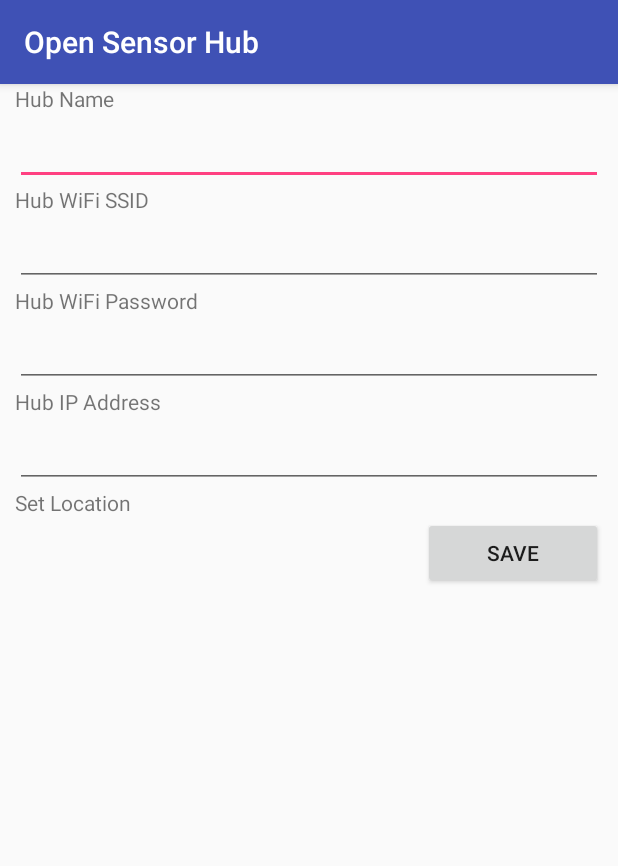
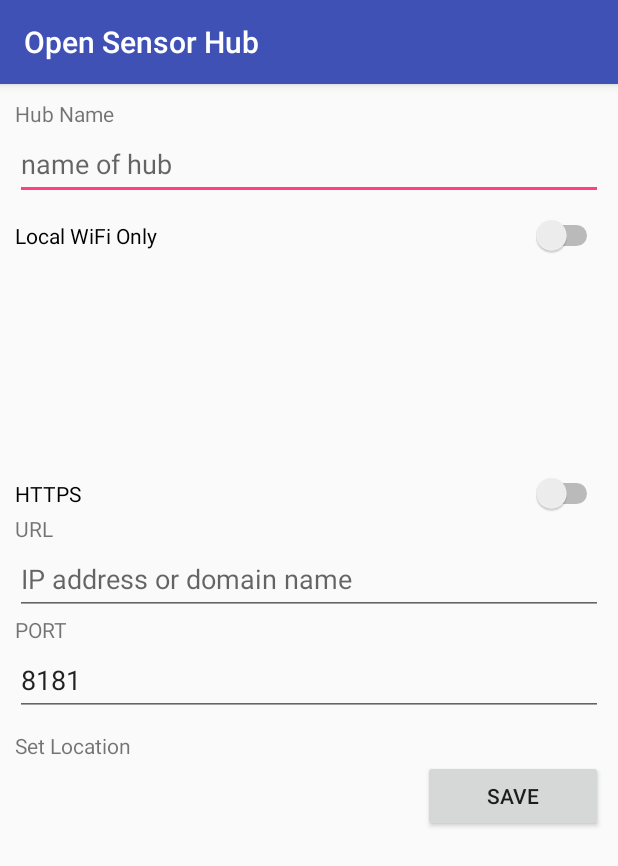
Before and after one commit to bytemaster-0xff/oshapp, an Android app: the HubActivity screen opened directly, with no data from a screen before it, on a phone screen of 412 x 824 dp. Shown: the top 866 px of the screen. Run offline under Robolectric (Android 15) with nearby library versions, the phone set to English and light mode, and no system bars.

```diff
--- a/app/src/main/AndroidManifest.xml
+++ b/app/src/main/AndroidManifest.xml
@@ -8,6 +8,7 @@
          Google Maps Android API v2, but you must specify either coarse or fine
          location permissions for the 'MyLocation' functionality.
     -->
+    <uses-permission android:name="android.permission.INTERNET"/>
     <uses-permission android:name="android.permission.ACCESS_FINE_LOCATION" />
     <uses-permission android:name="android.permission.ACCESS_WIFI_STATE" />
     <uses-permission android:name="android.permission.CHANGE_NETWORK_STATE" />
--- a/app/src/main/java/com/softwarelogistics/oshgeo/poc/activities/HubActivity.java
+++ b/app/src/main/java/com/softwarelogistics/oshgeo/poc/activities/HubActivity.java
@@ -1,41 +1,75 @@
 package com.softwarelogistics.oshgeo.poc.activities;
 
 import android.content.Intent;
-import android.location.Location;
 import android.support.v7.app.AppCompatActivity;
 import android.os.Bundle;
 import android.view.View;
 import android.widget.Button;
+import android.widget.CheckBox;
+import android.widget.CompoundButton;
 import android.widget.EditText;
+import android.widget.LinearLayout;
+import android.widget.Switch;
 import android.widget.TextView;
+import android.widget.Toast;
 
+import com.google.android.gms.maps.model.LatLng;
 import com.softwarelogistics.oshgeo.poc.R;
+import com.softwarelogistics.oshgeo.poc.adapters.GeoPackageContentsAdapter;
 import com.softwarelogistics.oshgeo.poc.models.GeoLocation;
 import com.softwarelogistics.oshgeo.poc.models.OpenSensorHub;
 import com.softwarelogistics.oshgeo.poc.repos.GeoDataContext;
 import com.softwarelogistics.oshgeo.poc.repos.GeoPackageDataContext;
 import com.softwarelogistics.oshgeo.poc.repos.OSHDataContext;
+import com.softwarelogistics.oshgeo.poc.utils.ValidationUtils;
+
+import java.sql.SQLException;
+import java.util.regex.Pattern;
 
 public class HubActivity extends AppCompatActivity {
+    Switch mSecure;
+    Switch mPrivateWiFi;
     EditText mHubName;
     EditText mHubSSID;
     EditText mHubPassword;
     EditText mIPAddress;
+    EditText mPort;
     Button mSaveHub;
     TextView mSetLocation;
     String mGeoPackageName;
+
+    LatLng mSensorLocation;
+    LinearLayout mWiFiSettings;
+
+    final static int SELECTLOCATION_REQUESTION_ID = 202;
 
     @Override
     protected void onCreate(Bundle savedInstanceState) {
         super.onCreate(savedInstanceState);
         setContentView(R.layout.activity_hub);
 
+        mSecure = findViewById(R.id.edit_hub_https);
+        mSecure.setTextOn("HTTPS");
+        mSecure.setTextOff("HTTP");
+
+        mWiFiSettings = findViewById(R.id.edit_hub_wifi_settings);
+        mWiFiSettings.setVisibility(View.INVISIBLE);
+
+        mPrivateWiFi = findViewById(R.id.edit_hub_private_wifi);
+        mPrivateWiFi.setOnCheckedChangeListener(new CompoundButton.OnCheckedChangeListener() {
+            @Override
+            public void onCheckedChanged(CompoundButton compoundButton, boolean b) {
+                mWiFiSettings.setVisibility(b ? View.VISIBLE : View.INVISIBLE);
+            }
+        });
         mHubName = findViewById(R.id.edit_hub_name);
         mHubSSID = findViewById(R.id.edit_hub_ssid);
         mHubPassword = findViewById(R.id.edit_hub_wifi_pwd);
         mIPAddress = findViewById(R.id.edit_hub_ip_addr);
+        mPort = findViewById(R.id.edit_hub_port);
+        mPort.setText ("8181");
+
         mSetLocation = findViewById(R.id.link_set_location);
-
         mSetLocation.setOnClickListener(new View.OnClickListener() {
             @Override
             public void onClick(View view) {
@@ -56,7 +90,7 @@ public class HubActivity extends AppCompatActivity {
 
     private void setLocation() {
         Intent pickLocationIntent = new Intent(this, LocationPicker.class);
-        startActivityForResult(pickLocationIntent, 102);
+        startActivityForResult(pickLocationIntent, SELECTLOCATION_REQUESTION_ID );
     }
 
     private void saveHub() {
@@ -66,16 +100,62 @@ public class HubActivity extends AppCompatActivity {
         OSHDataContext oshCtx = geoCtx.getOSHDataContext();
 
         OpenSensorHub hub = new OpenSensorHub();
-        hub.Location = new GeoLocation();
-        hub.Location.Latitude = 22.5;
-        hub.Location.Longitude = -87.4;
-        hub.IPAddress = mIPAddress.getText().toString();
+
+        if(mSensorLocation != null) {
+            hub.Location = new GeoLocation();
+            hub.Location.Latitude = mSensorLocation.latitude;
+            hub.Location.Longitude = mSensorLocation.longitude;
+        }
+        else {
+            mSetLocation.setError("Please select location of hub");
+            Toast.makeText(this,"Please select location of hub", Toast.LENGTH_SHORT).show();
+            return;
+        }
+
+        if(mHubName.getText().length() == 0){
+            mHubName.setError("Hub name is required");
+            Toast.makeText(this,"Invalid port number", Toast.LENGTH_SHORT).show();
+            return;
+        }
+
+        try {
+            hub.Port = Integer.parseInt(String.valueOf(mPort.getText()));
+        }
+        catch (NumberFormatException ex) {
+            mPort.setError("Port should be a valid port number.");
+            Toast.makeText(this,"Invalid port number", Toast.LENGTH_SHORT).show();
+            return;
+        }
+
+        if(!ValidationUtils.isValidIPOrDomain(String.valueOf(mIPAddress.getText()))){
+            mIPAddress.setError("Invalid Hub Address");
+            Toast.makeText(this,"Invalid Hub Address", Toast.LENGTH_SHORT).show();
+            return;
+        }
+
+        hub.URI = mIPAddress.getText().toString();
         hub.Name = mHubName.getText().toString();
-        hub.SSID = mHubSSID.getText().toString();
-        hub.SSIDPassword = mHubPassword.getText().toString();
+
+        if(mPrivateWiFi.isChecked()) {
+            hub.LocalWiFi = mPrivateWiFi.isChecked();
+            hub.SSID = mHubSSID.getText().toString();
+            hub.SSIDPassword = mHubPassword.getText().toString();
+        }
 
         oshCtx.addHub(hub);
 
         finish();
     }
+
+    @Override
+    protected void onActivityResult(int requestCode, int resultCode, Intent data) {
+        super.onActivityResult(requestCode, resultCode, data);
+        if(requestCode == SELECTLOCATION_REQUESTION_ID  &&
+            resultCode == LocationPicker.EXTRA_SET_LOCATION) {
+            double lat = data.getDoubleExtra(LocationPicker.EXTRA_LOCATION_SET_LATITUDE, 0);
+            double lng = data.getDoubleExtra(LocationPicker.EXTRA_LOCATION_SET_LONGITUDE, 0);
+            mSensorLocation = new LatLng(lat, lng);
+
+        }
+    }
 }
--- a/app/src/main/java/com/softwarelogistics/oshgeo/poc/models/ObservationDescriptor.java
+++ b/app/src/main/java/com/softwarelogistics/oshgeo/poc/models/ObservationDescriptor.java
@@ -31,8 +31,8 @@ public class ObservationDescriptor {
         Node descriptionNode = NodeUtils.findNode(node.getChildNodes(),"description");
         Node sensorDescription = NodeUtils.findNode(descriptionNode.getChildNodes(),"SensorDescription");
         Node data = NodeUtils.findNode(sensorDescription.getChildNodes(),"data");
-        Node physicalComponent = NodeUtils.findNode(data.getChildNodes(),"PhysicalComponent ");
-        Node outputs = NodeUtils.findNode(physicalComponent.getChildNodes(),"PhysicalComponent ");
+        Node physicalComponent = NodeUtils.findNode(data.getChildNodes(),"PhysicalComponent");
+        Node outputs = NodeUtils.findNode(physicalComponent.getChildNodes(),"PhysicalComponent");
         List<Node> outputNodes = NodeUtils.getMatchingChildren(outputs.getChildNodes(), "output");
 
         for(Node outputNode : outputNodes) {
--- a/app/src/main/java/com/softwarelogistics/oshgeo/poc/models/OpenSensorHub.java
+++ b/app/src/main/java/com/softwarelogistics/oshgeo/poc/models/OpenSensorHub.java
@@ -5,7 +5,9 @@ import android.net.wifi.WifiConfiguration;
 public class OpenSensorHub {
     public long Id;
     public GeoLocation Location;
-    public String IPAddress;
+    public boolean LocalWiFi;
+    public String URI;
+    public int Port;
     public String Name;
     public String SSID;
     public String SSIDPassword;
@@ -16,4 +18,5 @@ public class OpenSensorHub {
         WifiConfiguration wifi = new WifiConfiguration();
         wifi.SSID = "\"" + SSID + "\"";
     }
+
 }
--- a/app/src/main/java/com/softwarelogistics/oshgeo/poc/tasks/GetSOSCapabilitiesTask.java
+++ b/app/src/main/java/com/softwarelogistics/oshgeo/poc/tasks/GetSOSCapabilitiesTask.java
@@ -20,12 +20,14 @@ public class GetSOSCapabilitiesTask extends AsyncTask<Object, Void, Capabilities
 
         SosClient client = new SosClient(https, uri, port);
         Capabilities capabilities = client.loadOSHData();
+        if(capabilities != null) {
 
         for(Offering offering : capabilities.Offerings){
             Log.d("log.osh", String.format("%s - %s", offering.Name, offering.Procedure));
 
             ObservationDescriptor descriptor = client.loadObservationDescriptor(offering.Procedure);
 
+        }
         }
 
         return capabilities;
--- a/app/src/main/res/layout/activity_hub.xml
+++ b/app/src/main/res/layout/activity_hub.xml
@@ -5,6 +5,9 @@
     android:layout_width="match_parent"
     android:layout_height="match_parent"
     tools:context=".activities.HubActivity">
+    <ScrollView
+        android:layout_width="match_parent"
+        android:layout_height="wrap_content">
     <LinearLayout
         android:layout_margin="10dp"
         android:orientation="vertical"
@@ -19,10 +22,23 @@
     <EditText
         android:id="@+id/edit_hub_name"
         android:layout_width="match_parent"
-        android:layout_height="48dp" />
+        android:layout_height="48dp"
+        android:hint="name of hub"
+        android:inputType="textCapSentences" />
 
+    <Switch
+        android:layout_marginTop="10dp"
+        android:id="@+id/edit_hub_private_wifi"
+        android:text="Local WiFi Only"
+        android:layout_height="wrap_content"
+        android:layout_width="match_parent" />
+
+    <LinearLayout
+        android:id="@+id/edit_hub_wifi_settings"
+        android:orientation="vertical"
+        android:layout_width="match_parent"
+        android:layout_height="wrap_content">
     <TextView
-
         android:text="Hub WiFi SSID"
         android:layout_width="match_parent"
         android:layout_height="wrap_content" />
@@ -30,10 +46,10 @@
     <EditText
         android:id="@+id/edit_hub_ssid"
         android:layout_width="match_parent"
-        android:layout_height="48dp" />
+        android:layout_height="48dp"
+        android:hint="ssid of hub specific wifi" />
 
     <TextView
-
         android:text="Hub WiFi Password"
         android:layout_width="match_parent"
         android:layout_height="wrap_content" />
@@ -41,19 +57,40 @@
     <EditText
         android:id="@+id/edit_hub_wifi_pwd"
         android:layout_width="match_parent"
-        android:layout_height="48dp" />
-
+        android:layout_height="48dp"
+        android:hint="wifi password" />
+    </LinearLayout>
+    <Switch
+        android:layout_marginTop="10dp"
+        android:id="@+id/edit_hub_https"
+        android:text="HTTPS"
+        android:layout_height="wrap_content"
+        android:layout_width="match_parent" />
         <TextView
-        android:text="Hub IP Address"
+            android:text="URL"
             android:layout_width="match_parent"
             android:layout_height="wrap_content" />
 
         <EditText
             android:id="@+id/edit_hub_ip_addr"
             android:layout_width="match_parent"
-        android:layout_height="48dp" />
+            android:layout_height="48dp"
+            android:hint="IP address or domain name"
+            android:inputType="textUri" />
 
         <TextView
+            android:text="PORT"
+            android:layout_width="match_parent"
+            android:layout_height="wrap_content" />
+
+        <EditText
+            android:id="@+id/edit_hub_port"
+            android:layout_width="match_parent"
+            android:layout_height="48dp"
+            android:hint="hub port"
+            android:inputType="numberDecimal" />
+    <TextView
+        android:layout_marginTop="10dp"
         android:id="@+id/link_set_location"
         android:layout_width="match_parent"
         android:layout_height="wrap_content"
@@ -62,14 +99,14 @@
      />
 
     <Button
+        android:layout_marginBottom="20dp"
         android:id="@+id/button_save_hub"
         android:text="Save"
         android:layout_gravity="right"
         android:layout_width="120dp"
         android:layout_height="48dp"
         />
-
-
     </LinearLayout>
+    </ScrollView>
 
 </android.support.constraint.ConstraintLayout>
```
Also changed, not shown: app/src/main/java/com/softwarelogistics/oshgeo/poc/activities/GeoPackageActivity.java (+7 -0 lines), app/src/main/java/com/softwarelogistics/oshgeo/poc/activities/HubsActivity.java (+10 -1 lines), app/src/main/java/com/softwarelogistics/oshgeo/poc/repos/OSHDataContext.java (+22 -7 lines), app/src/main/java/com/softwarelogistics/oshgeo/poc/utils/ValidationUtils.java (+12 -0 lines). Lines whose indentation alone changed are shown as unchanged.
